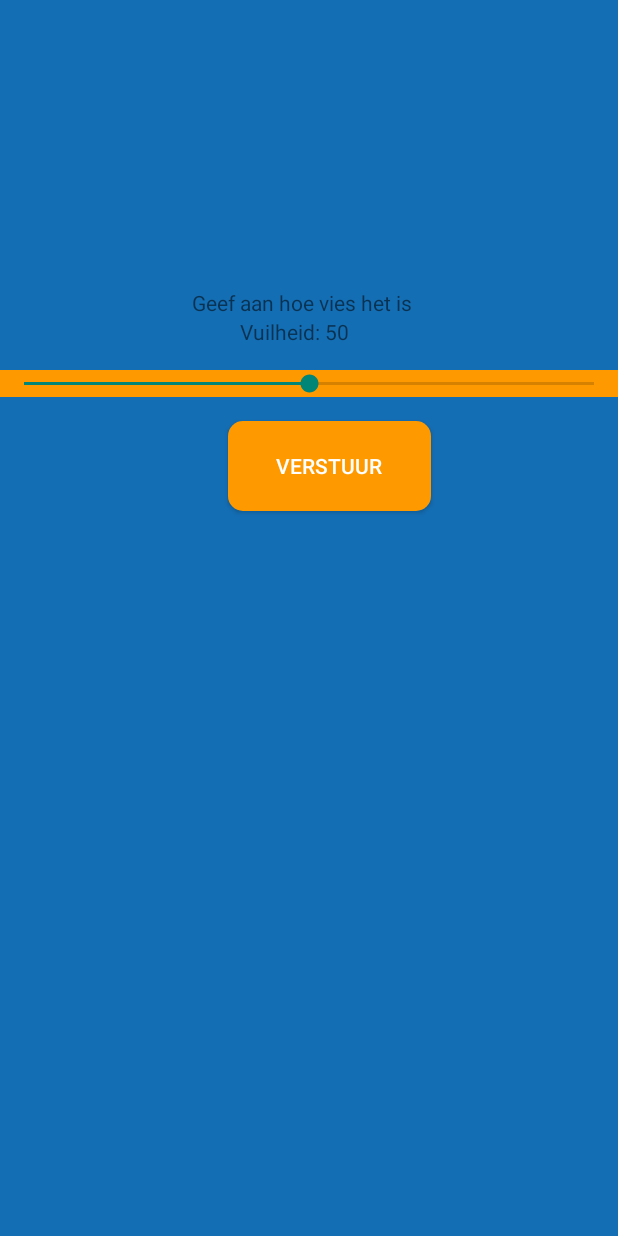
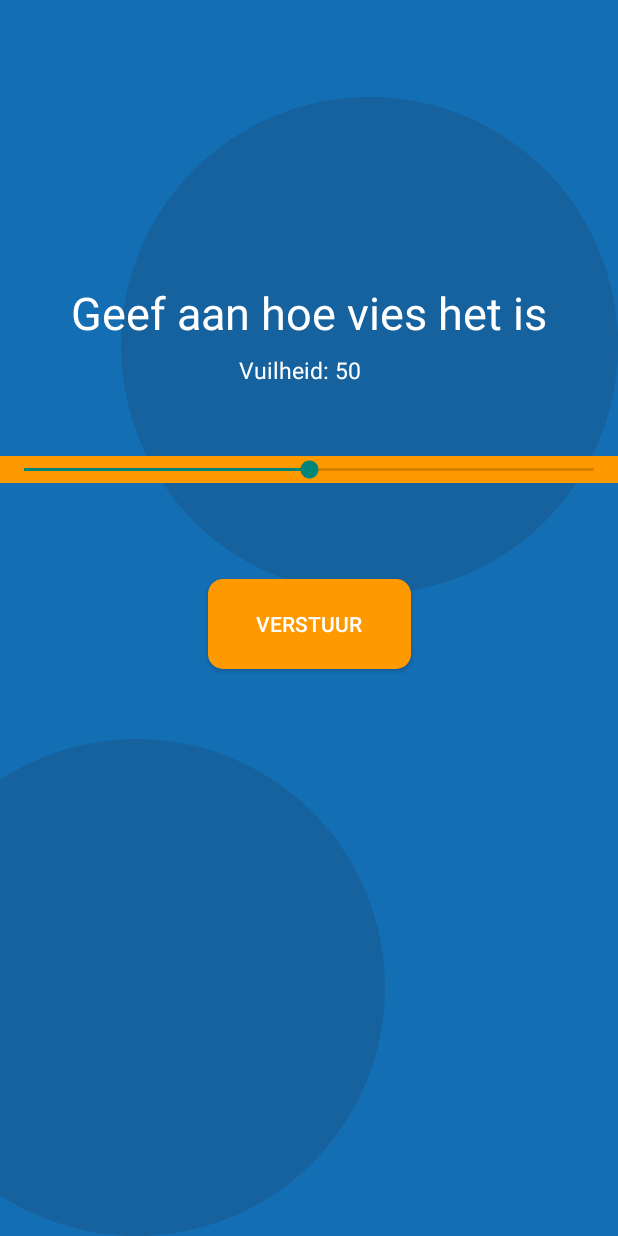
Before and after one commit to jaggrh95/DIGITAL-ECONOMY, an Android app: the VuilheidsScoreActivity screen opened directly, with no data from a screen before it, on a phone screen of 412 x 824 dp. Run offline under Robolectric (Android 15) with nearby library versions, the phone set to English and light mode, and no system bars; 2 statements that could not run were skipped.

Commit message:
bijna af

```diff
--- a/app/src/main/java/com/example/myapplication/VuilheidsScoreActivity.java
+++ b/app/src/main/java/com/example/myapplication/VuilheidsScoreActivity.java
@@ -14,6 +14,7 @@ import android.widget.Button;
 import android.widget.ImageView;
 import android.widget.SeekBar;
 import android.widget.TextView;
+import android.widget.Toast;
 
 public class VuilheidsScoreActivity extends AppCompatActivity {
 
@@ -92,8 +93,9 @@ public class VuilheidsScoreActivity extends AppCompatActivity {
     };
 
     public void Verstuur(View view) {
-        Intent intentje = new Intent(this,RatingActivity.class);
+        Intent intentje = new Intent(this,ActivityVoorMapV2.class);
         intentje.putExtra("vuilheid",progress);
+        Toast.makeText(getApplicationContext(), "Submitted!", Toast.LENGTH_SHORT).show();
         startActivity(intentje);
     }
 
--- a/app/src/main/res/layout/activity_vuilheids_score.xml
+++ b/app/src/main/res/layout/activity_vuilheids_score.xml
@@ -11,61 +11,91 @@
     android:background="@color/colorBlue">
 
 
-    <RelativeLayout
-        android:layout_width="match_parent"
-        android:layout_height="match_parent"
+    <ImageView
+        android:id="@+id/imageView12"
+        android:layout_width="331dp"
+        android:layout_height="331dp"
+        android:layout_marginBottom="428dp"
         app:layout_constraintBottom_toBottomOf="parent"
         app:layout_constraintEnd_toEndOf="parent"
-        app:layout_constraintHorizontal_bias="0.0"
-        app:layout_constraintStart_toStartOf="parent"
-        app:layout_constraintTop_toTopOf="parent"
-        app:layout_constraintVertical_bias="0.0">
+        app:srcCompat="@drawable/ic_blue_circkle" />
 
-        <LinearLayout
-            android:orientation="vertical"
-            android:layout_width="match_parent"
-            android:layout_height="match_parent">
-
+    <ImageView
+        android:id="@+id/imageView13"
+        android:layout_width="331dp"
+        android:layout_height="331dp"
+        android:layout_marginEnd="156dp"
+        android:layout_marginRight="156dp"
+        app:layout_constraintBottom_toBottomOf="parent"
+        app:layout_constraintEnd_toEndOf="parent"
+        app:srcCompat="@drawable/ic_blue_circkle" />
 
     <TextView
         android:id="@+id/textView"
         android:layout_width="wrap_content"
-                android:layout_height="wrap_content"
-                android:layout_marginLeft="0.8in"
-                android:layout_marginTop="1.20in"
-                android:text="Geef aan hoe vies het is" />
+        android:layout_height="40dp"
+        android:textSize="30dp"
+        android:layout_marginStart="8dp"
+        android:layout_marginLeft="8dp"
+        android:layout_marginTop="188dp"
+        android:layout_marginEnd="8dp"
+        android:layout_marginRight="8dp"
+        android:text="Geef aan hoe vies het is"
+        android:textColor="@color/colorWhite"
+        app:layout_constraintEnd_toEndOf="parent"
+        app:layout_constraintHorizontal_bias="0.497"
+        app:layout_constraintStart_toStartOf="parent"
+        app:layout_constraintTop_toTopOf="parent" />
 
     <TextView
         android:id="@+id/textView4"
-                android:layout_width="match_parent"
-                android:layout_height="wrap_content"
-                android:layout_marginLeft="1.0in"
+        android:layout_width="94dp"
+        android:layout_height="40dp"
+        android:textSize="15dp"
 
-                android:text="Vuilheid: 50" />
+
+        android:layout_marginStart="8dp"
+        android:layout_marginLeft="8dp"
+        android:layout_marginTop="8dp"
+        android:layout_marginEnd="8dp"
+        android:layout_marginRight="8dp"
+        android:text="Vuilheid: 50"
+        android:textColor="@color/colorWhite"
+        app:layout_constraintEnd_toEndOf="parent"
+        app:layout_constraintStart_toStartOf="parent"
+        app:layout_constraintTop_toBottomOf="@+id/textView" />
 
     <SeekBar
         android:id="@+id/seekBar"
         android:layout_width="match_parent"
         android:layout_height="wrap_content"
-                android:max="100"
-                android:layout_marginTop="0.1in"
+        android:layout_marginTop="28dp"
         android:background="@color/colorOrange"
 
 
-                android:progress="50" />
+        android:max="100"
+        android:progress="50"
+        app:layout_constraintTop_toBottomOf="@+id/textView4"
+        tools:layout_editor_absoluteX="0dp" />
 
     <Button
         android:id="@+id/button3"
         android:layout_width="wrap_content"
         android:layout_height="wrap_content"
-                android:layout_marginLeft="0.95in"
-                android:layout_marginTop="0.1in"
+        android:layout_marginStart="8dp"
+        android:layout_marginLeft="8dp"
+        android:layout_marginTop="64dp"
+        android:layout_marginEnd="8dp"
+        android:layout_marginRight="8dp"
         android:background="@drawable/ic_orange_button"
         android:onClick="Verstuur"
         android:text="Verstuur"
-                android:textColor="@color/colorWhite" />
+        android:textColor="@color/colorWhite"
+        app:layout_constraintEnd_toEndOf="parent"
+        app:layout_constraintStart_toStartOf="parent"
+        app:layout_constraintTop_toBottomOf="@+id/seekBar" />
 
-        </LinearLayout>
-    </RelativeLayout>
+
+
 
 </android.support.constraint.ConstraintLayout>
```
Also changed, not shown: app/src/main/java/com/example/myapplication/MapActivity.java (+9 -1 lines), app/src/main/res/layout/activity_rating.xml (+24 -0 lines), app/src/main/res/layout/activity_voor_map.xml (+23 -4 lines). Lines whose indentation alone changed are shown as unchanged.
